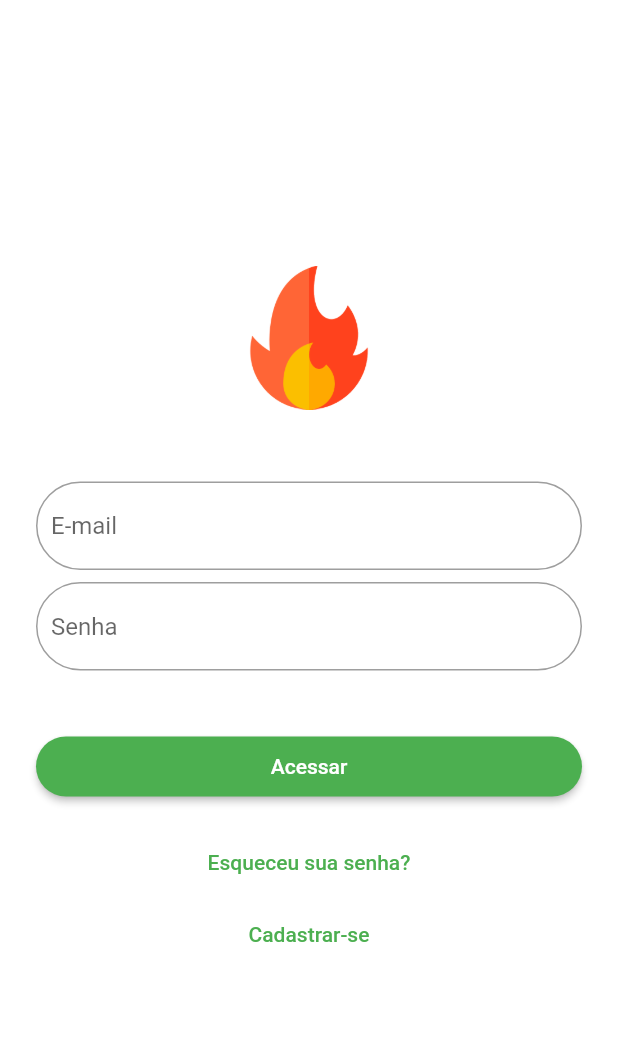
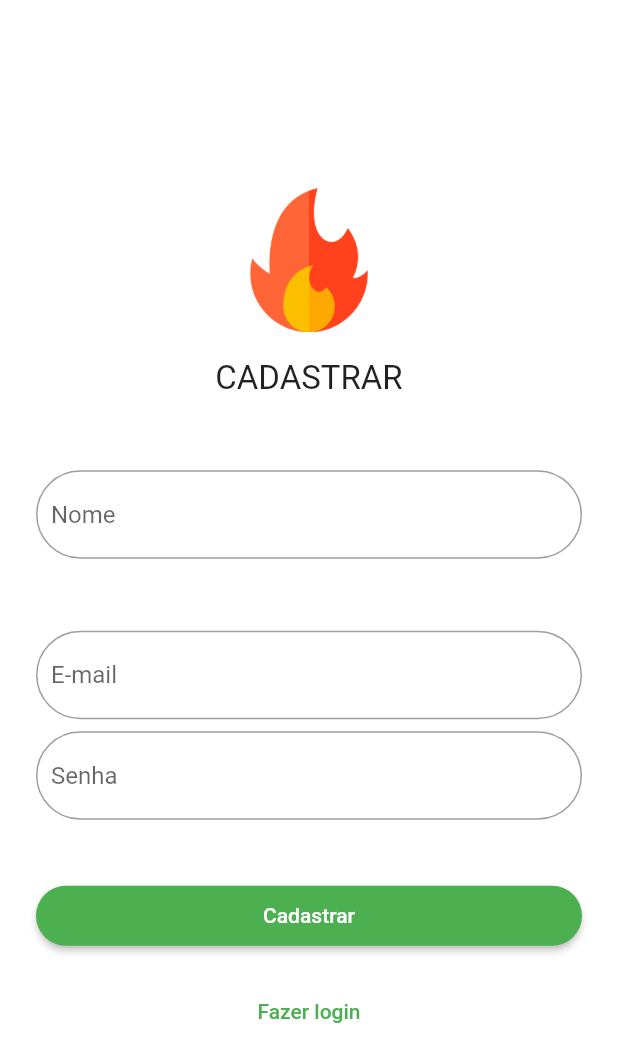
Before and after one commit to allanrizza/login_firebase, a Flutter app: the screen it shows after launch, after a tap on "Cadastrar-se", on a phone screen of 412 x 824 dp. Shown: the top 1062 px of the screen. Run offline on Flutter 3.47's test engine with Material 2 defaults, Android fonts, the phone set to English and light mode, and no system bars; our stand-ins replace cloud_firestore, firebase_auth, get, splashscreen; accounts and stored records are empty.

Commit message:
criando página de cadastro e fazendo funcionar

```diff
--- a/lib/app/routes/app_pages.dart
+++ b/lib/app/routes/app_pages.dart
@@ -3,6 +3,7 @@ import 'package:login_firebase/app/bindings/login_binding.dart';
 import 'package:login_firebase/app/ui/android/home_page.dart';
 import 'package:login_firebase/app/ui/android/initial_page.dart';
 import 'package:login_firebase/app/ui/android/login_page.dart';
+import 'package:login_firebase/app/ui/android/register_page.dart';
 
 import 'app_routes.dart';
 
@@ -18,6 +19,10 @@ class AppPages {
       binding: LoginBinding(),
     ),
     GetPage(
+      name: Routes.REGISTER,
+      page: () => RegisterPage(),
+    ),
+    GetPage(
       name: Routes.HOME,
       page: () => HomePage(),
     ),
--- a/lib/app/routes/app_routes.dart
+++ b/lib/app/routes/app_routes.dart
@@ -1,5 +1,6 @@
-abstract class Routes{
+abstract class Routes {
   static const INITIAL = '/';
   static const LOGIN = '/login';
+  static const REGISTER = 'register';
   static const HOME = '/home';
 }
--- a/lib/app/ui/android/login_page.dart
+++ b/lib/app/ui/android/login_page.dart
@@ -1,6 +1,7 @@
 import 'package:flutter/material.dart';
 import 'package:get/get.dart';
 import 'package:login_firebase/app/controller/login_controller.dart';
+import 'package:login_firebase/app/routes/app_routes.dart';
 
 class LoginPage extends StatelessWidget {
   final LoginController _loginController = Get.find<LoginController>();
@@ -74,7 +75,9 @@ class LoginPage extends StatelessWidget {
               ),
             ),
             FlatButton(
-              onPressed: () {},
+              onPressed: () {
+                Get.toNamed(Routes.REGISTER);
+              },
               child: Text(
                 'Cadastrar-se',
                 style: TextStyle(color: Get.theme.primaryColor),
--- /dev/null
+++ b/lib/app/ui/android/register_page.dart
@@ -0,0 +1,135 @@
+import 'package:flutter/material.dart';
+import 'package:get/get.dart';
+import 'package:login_firebase/app/controller/login_controller.dart';
+
+class RegisterPage extends StatelessWidget {
+  final LoginController _loginController = LoginController();
+
+  final _formKey = GlobalKey<FormState>();
+
+  @override
+  Widget build(BuildContext context) {
+    return Scaffold(
+      backgroundColor: Colors.white,
+      body: Center(
+        child: Form(
+          key: _formKey,
+          child: ListView(
+            shrinkWrap: true,
+            padding: EdgeInsets.symmetric(horizontal: 24.0),
+            children: [
+              Hero(
+                tag: 'hero',
+                child: CircleAvatar(
+                  backgroundColor: Colors.transparent,
+                  radius: 48.0,
+                  child: Image.asset('assets/fire.png'),
+                ),
+              ),
+              SizedBox(height: 18.0),
+              Center(
+                child: Text(
+                  'CADASTRAR',
+                  style: TextStyle(fontSize: 22.0),
+                ),
+              ),
+              SizedBox(height: 48.0),
+              TextFormField(
+                controller: _loginController.nameTextController,
+                validator: (value) {
+                  if (value.isEmpty) {
+                    return "Campo obrigatório.";
+                  }
+                  return null;
+                },
+                keyboardType: TextInputType.emailAddress,
+                // initialValue: 'emailteste@gmail.com',
+                decoration: InputDecoration(
+                  hintText: 'Nome',
+                  contentPadding:
+                      EdgeInsets.symmetric(vertical: 20, horizontal: 10),
+                  border: OutlineInputBorder(
+                    borderRadius: BorderRadius.circular(32.0),
+                  ),
+                ),
+              ),
+              SizedBox(height: 48.0),
+              TextFormField(
+                controller: _loginController.emailTextController,
+                validator: (value) {
+                  if (value.isEmpty) {
+                    return "Campo obrigatório";
+                  } else if (!GetUtils.isEmail(value)) {
+                    return "Campo requer um e-mail válido";
+                  }
+                  return null;
+                },
+                keyboardType: TextInputType.emailAddress,
+                // initialValue: 'emailteste@gmail.com',
+                decoration: InputDecoration(
+                  hintText: 'E-mail',
+                  contentPadding:
+                      EdgeInsets.symmetric(vertical: 20, horizontal: 10),
+                  border: OutlineInputBorder(
+                    borderRadius: BorderRadius.circular(32.0),
+                  ),
+                ),
+              ),
+              SizedBox(height: 8.0),
+              TextFormField(
+                controller: _loginController.passwordTextController,
+                validator: (value) {
+                  if (value.isEmpty) {
+                    return "Campo obrigatório";
+                  } else if (value.length < 6) {
+                    return "O campo requer uma senha de no mínimo 6 caracteres";
+                  }
+                  return null;
+                },
+                //initialValue: 'emailteste@gmail.com',
+                obscureText: true,
+                decoration: InputDecoration(
+                  hintText: 'Senha',
+                  contentPadding:
+                      EdgeInsets.symmetric(vertical: 20, horizontal: 10),
+                  border: OutlineInputBorder(
+                    borderRadius: BorderRadius.circular(32.0),
+                  ),
+                ),
+              ),
+              SizedBox(height: 24.0),
+              Padding(
+                padding: EdgeInsets.symmetric(vertical: 16.0),
+                child: RaisedButton(
+                  shape: RoundedRectangleBorder(
+                    borderRadius: BorderRadius.circular(24.0),
+                  ),
+                  onPressed: () {
+                    if (_formKey.currentState.validate()) {
+                      _loginController.register();
+                    }
+                  },
+                  padding: const EdgeInsets.all(12),
+                  color: Get.theme.primaryColor,
+                  child: const Text(
+                    'Cadastrar',
+                    style: TextStyle(color: Colors.white),
+                  ),
+                ),
+              ),
+              FlatButton(
+                onPressed: () {
+                  Get.back();
+                },
+                child: Text(
+                  'Fazer login',
+                  style: TextStyle(color: Get.theme.primaryColor),
+                ),
+              ),
+            ],
+          ),
+        ),
+      ),
+    );
+  }
+}
```
